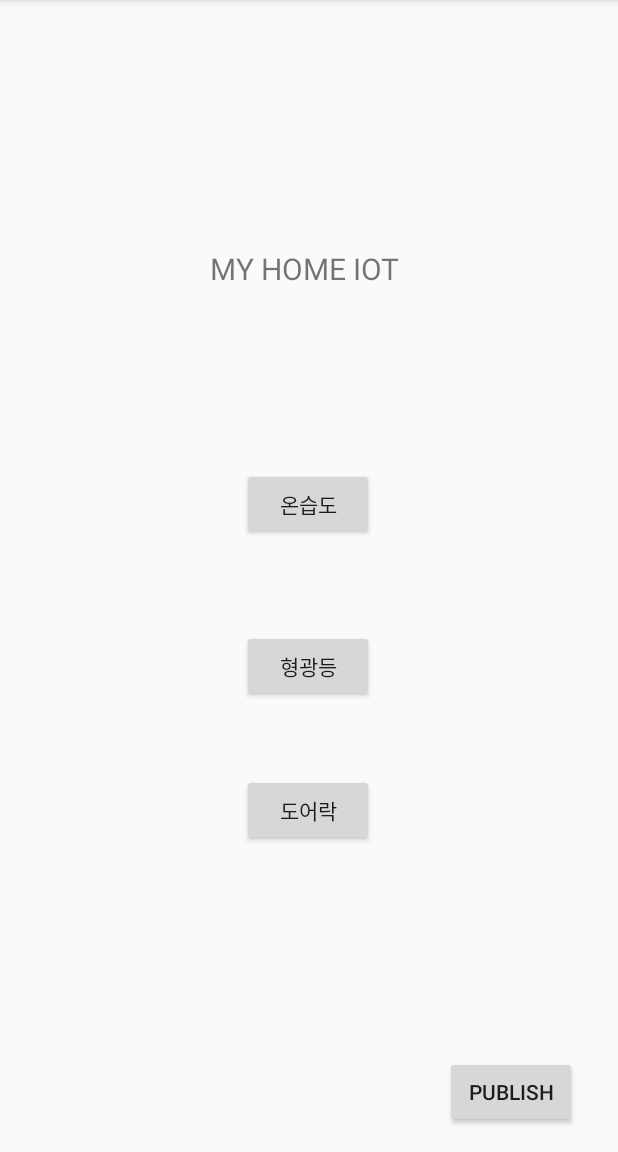
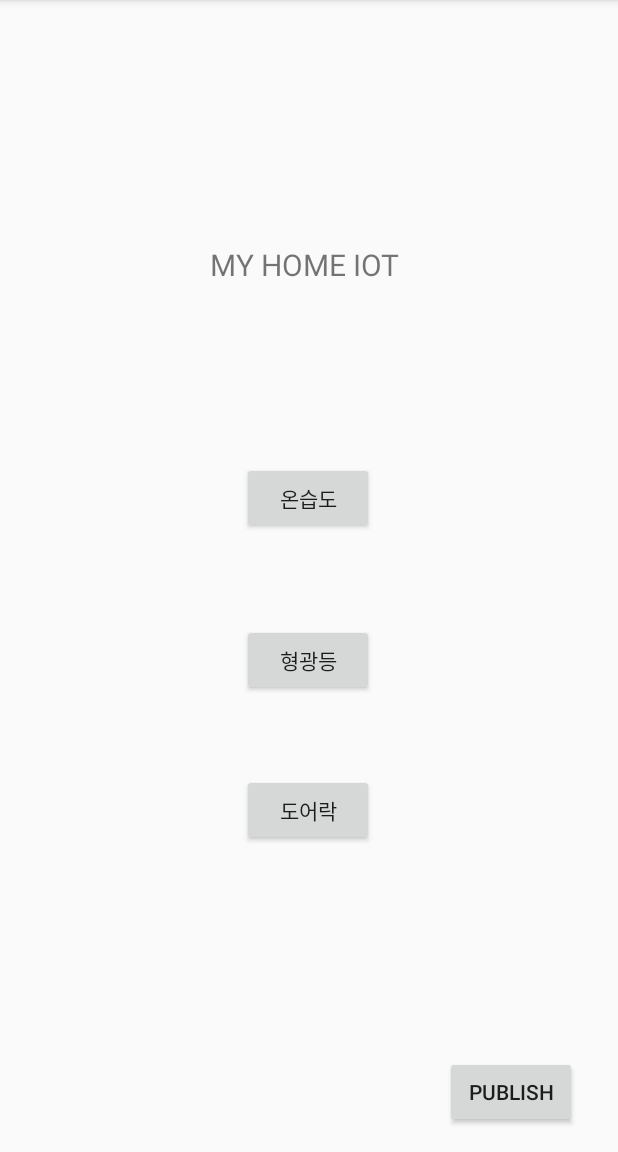
Before and after one commit to supermoonit/AndroidIoTSecurity, an Android app: the screen it shows after launch (MainActivity), on a phone screen of 412 x 824 dp, the part 84-1236 px from its top. Run offline under Robolectric (Android 15) with nearby library versions, the phone set to English and light mode, and no system bars; libraries missing offline, so code that uses them is left out: org.eclipse.paho; 7 statements that could not run were skipped.

Commit message:
확인
mqtt 확인

```diff
--- a/app/src/main/res/layout/activity_main.xml
+++ b/app/src/main/res/layout/activity_main.xml
@@ -36,7 +36,7 @@
         android:id="@+id/button2"
         android:layout_width="wrap_content"
         android:layout_height="wrap_content"
-        android:layout_marginBottom="48dp"
+        android:layout_marginBottom="52dp"
         android:text="형광등"
         app:layout_constraintBottom_toTopOf="@+id/button"
         app:layout_constraintEnd_toEndOf="parent"
```
